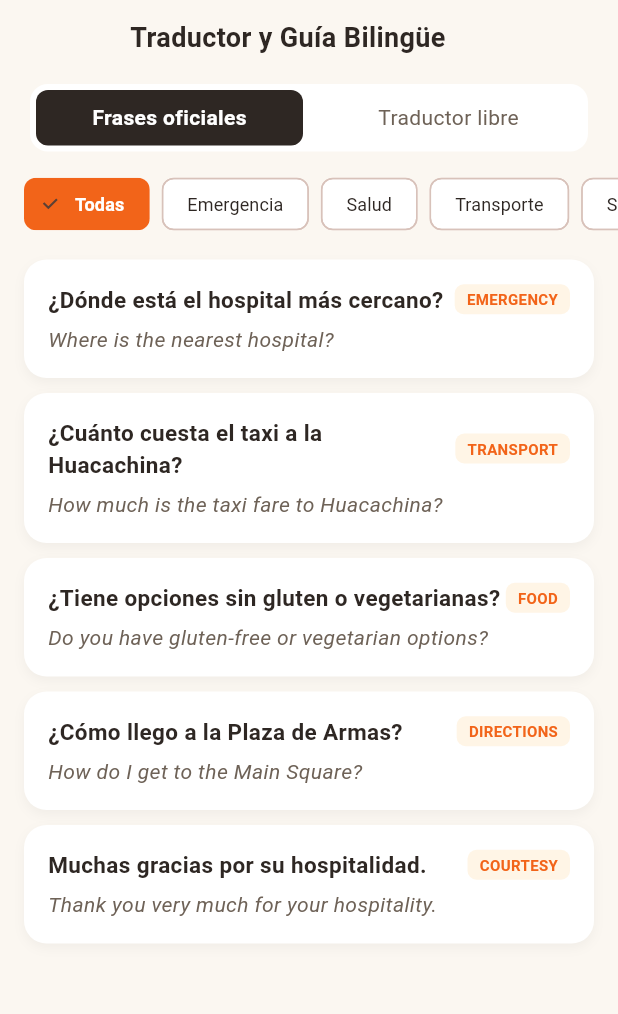
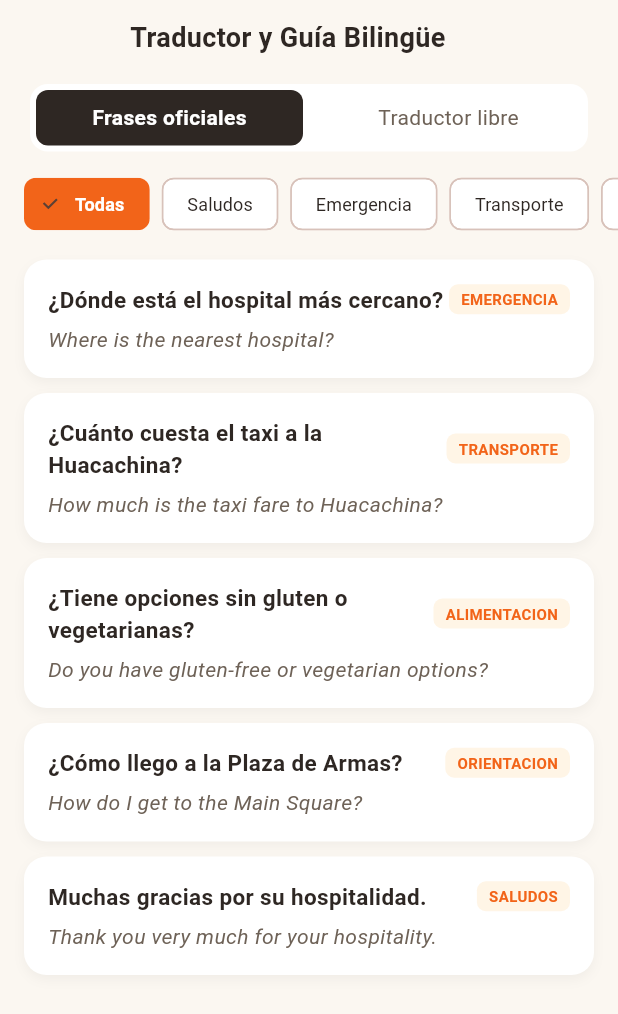
Before and after one commit to PauloMP-25/Ika-travel-platform, a Flutter app: the PantallaTraduccion screen opened directly, on a phone screen of 412 x 824 dp. Shown: the top 1014 px of the screen. Run offline on Flutter 3.47's test engine with Material 3 defaults, Android fonts, the phone set to English and light mode, and no system bars; our stand-ins replace flutter_map, flutter_tts, geolocator, google_sign_in, latlong2, speech_to_text; missing offline and left inert: dart:html; network calls fail.

Commit message:
fix(translation): alinear categorias del frasebook oficial y mapeo de campos es/en
Se homologan las categorias de traduccion con el enum oficial del backend (saludos, emergencia, transporte, etc.) evitando errores 422 y se habilita compatibilidad de deserializacion con es/en.\nFecha y hora: 2026-11-13 23:24:09

```diff
--- a/ika_travel_mobile/lib/models/translation_model.dart
+++ b/ika_travel_mobile/lib/models/translation_model.dart
@@ -17,8 +17,8 @@ class PhraseItemModel {
     return PhraseItemModel(
       id: json['id']?.toString() ?? '',
       category: json['category'] as String? ?? 'general',
-      spanish: json['spanish'] as String? ?? '',
-      english: json['english'] as String? ?? '',
+      spanish: (json['es'] ?? json['spanish']) as String? ?? '',
+      english: (json['en'] ?? json['english']) as String? ?? '',
       phonetic: json['phonetic'] as String?,
     );
   }
--- a/ika_travel_mobile/lib/screens/pantalla_traduccion.dart
+++ b/ika_travel_mobile/lib/screens/pantalla_traduccion.dart
@@ -47,14 +47,14 @@ class _PantallaTraduccionState extends State<PantallaTraduccion> {
 
   final List<Map<String, String>> _categorias = [
     {'id': '', 'nombre': 'Todas'},
-    {'id': 'emergency', 'nombre': 'Emergencia'},
-    {'id': 'health', 'nombre': 'Salud'},
-    {'id': 'transport', 'nombre': 'Transporte'},
-    {'id': 'services', 'nombre': 'Servicios'},
-    {'id': 'directions', 'nombre': 'Direcciones'},
-    {'id': 'lodging', 'nombre': 'Hospedaje'},
-    {'id': 'food', 'nombre': 'Comida'},
-    {'id': 'courtesy', 'nombre': 'Cortesía'},
+    {'id': 'saludos', 'nombre': 'Saludos'},
+    {'id': 'emergencia', 'nombre': 'Emergencia'},
+    {'id': 'transporte', 'nombre': 'Transporte'},
+    {'id': 'alimentacion', 'nombre': 'Alimentación'},
+    {'id': 'actividades', 'nombre': 'Actividades'},
+    {'id': 'orientacion', 'nombre': 'Orientación'},
+    {'id': 'salud', 'nombre': 'Salud'},
+    {'id': 'servicios_formales', 'nombre': 'Servicios Formales'},
   ];
 
   @override
--- a/ika_travel_mobile/lib/services/translation_service.dart
+++ b/ika_travel_mobile/lib/services/translation_service.dart
@@ -29,31 +29,31 @@ class TranslationService {
       phrases: [
         PhraseItemModel(
           id: '1',
-          category: 'emergency',
+          category: 'emergencia',
           spanish: '¿Dónde está el hospital más cercano?',
           english: 'Where is the nearest hospital?',
         ),
         PhraseItemModel(
           id: '2',
-          category: 'transport',
+          category: 'transporte',
           spanish: '¿Cuánto cuesta el taxi a la Huacachina?',
           english: 'How much is the taxi fare to Huacachina?',
         ),
         PhraseItemModel(
           id: '3',
-          category: 'food',
+          category: 'alimentacion',
           spanish: '¿Tiene opciones sin gluten o vegetarianas?',
           english: 'Do you have gluten-free or vegetarian options?',
         ),
         PhraseItemModel(
           id: '4',
-          category: 'directions',
+          category: 'orientacion',
           spanish: '¿Cómo llego a la Plaza de Armas?',
           english: 'How do I get to the Main Square?',
         ),
         PhraseItemModel(
           id: '5',
-          category: 'courtesy',
+          category: 'saludos',
           spanish: 'Muchas gracias por su hospitalidad.',
           english: 'Thank you very much for your hospitality.',
         ),
```
